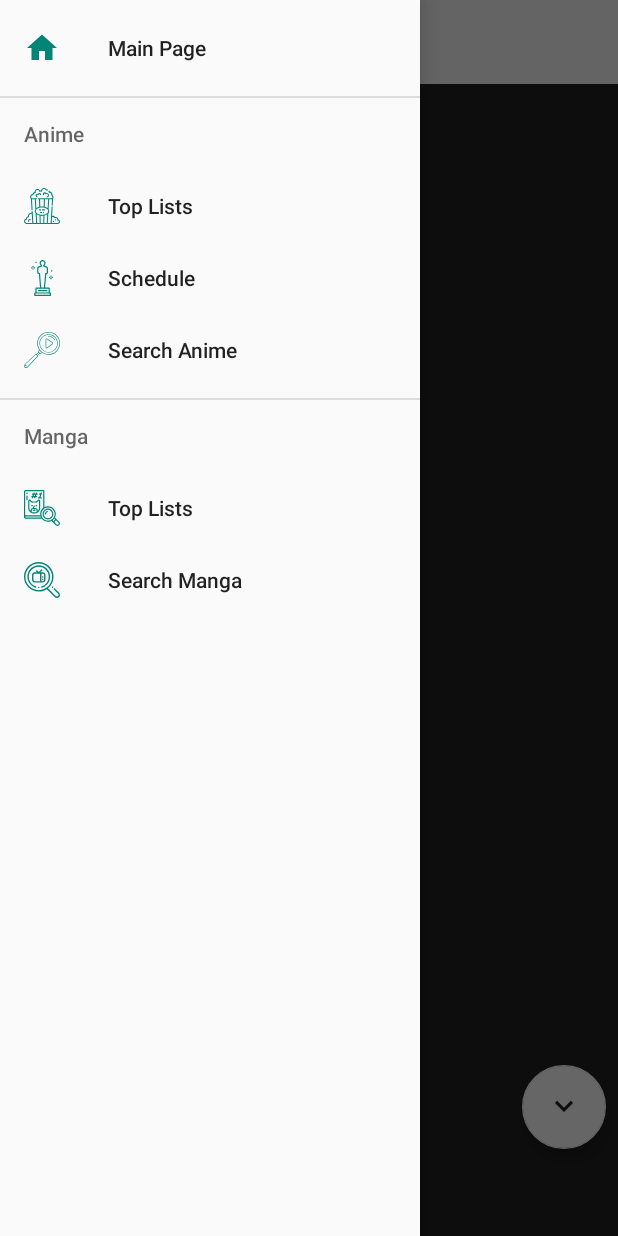
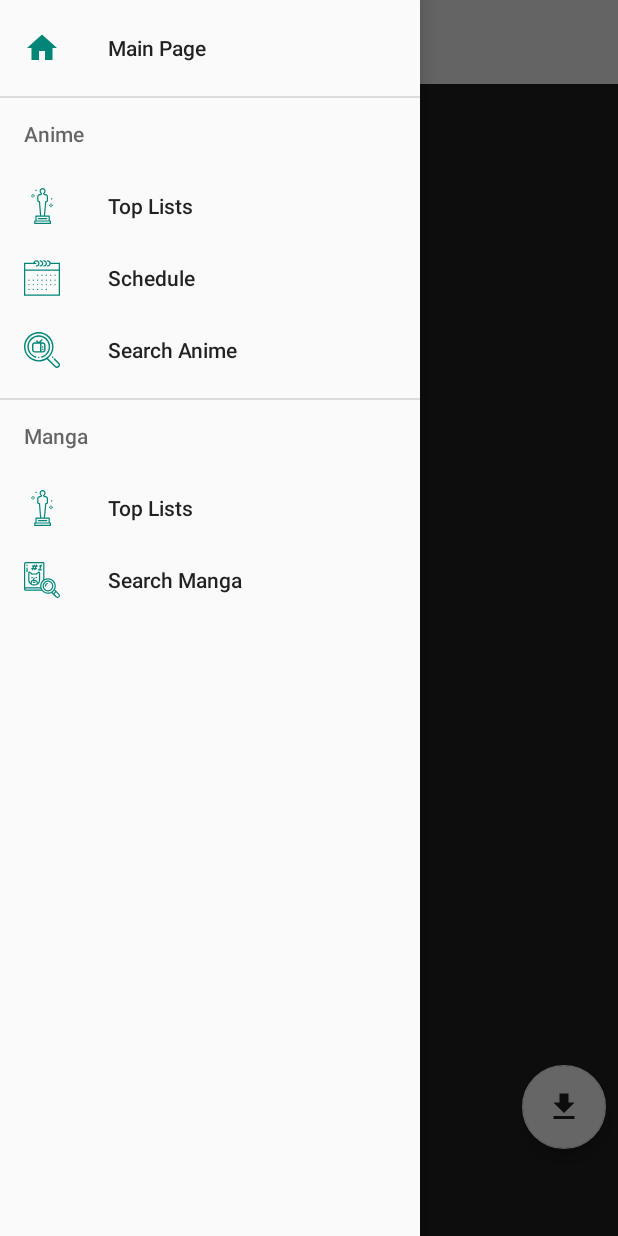
Before and after one commit to MrNtlu/MyAnimeInfo2, an Android app: the PicturesFragment screen opened through its navigation route, with the side drawer open, on a phone screen of 412 x 824 dp. Run offline under Robolectric (Android 15) with nearby library versions, the phone set to English and light mode, and no system bars; libraries missing offline, so code that uses them is left out: com.llollox.androidtoggleswitch; network calls fail; 7 statements that could not run were skipped.

Commit message:
Download picture added. Pictures onError set.

```diff
--- a/app/src/main/AndroidManifest.xml
+++ b/app/src/main/AndroidManifest.xml
@@ -1,9 +1,12 @@
 <?xml version="1.0" encoding="utf-8"?>
 <manifest xmlns:android="http://schemas.android.com/apk/res/android"
+    xmlns:tools="http://schemas.android.com/tools"
     package="com.mrntlu.myanimeinfo2">
 
     <uses-permission android:name="android.permission.ACCESS_NETWORK_STATE" />
     <uses-permission android:name="android.permission.INTERNET"/>
+    <uses-permission android:name="android.permission.WRITE_EXTERNAL_STORAGE" />
+    <uses-permission android:name="android.permission.READ_EXTERNAL_STORAGE" />
 
     <application
         android:allowBackup="true"
--- a/app/src/main/java/com/mrntlu/myanimeinfo2/utils/Utils.kt
+++ b/app/src/main/java/com/mrntlu/myanimeinfo2/utils/Utils.kt
@@ -54,7 +54,7 @@ fun isInternetAvailable(context: Context): Boolean {
 fun ImageView.loadWithGlide(imageUrl:String,progressBar: ProgressBar)= Glide.with(context).load(imageUrl).addListener(object :
     RequestListener<Drawable> {
     override fun onLoadFailed(e: GlideException?, model: Any?, target: Target<Drawable>?, isFirstResource: Boolean): Boolean {
-        this@loadWithGlide.setImageResource(R.drawable.ic_no_picture)
+        Glide.with(context).load(R.drawable.ic_no_picture).into(this@loadWithGlide)
         progressBar.setGone()
         return false
     }
--- a/app/src/main/java/com/mrntlu/myanimeinfo2/viewmodels/CommonViewModel.kt
+++ b/app/src/main/java/com/mrntlu/myanimeinfo2/viewmodels/CommonViewModel.kt
@@ -90,7 +90,7 @@ class CommonViewModel(application: Application): AndroidViewModel(application) {
     fun getPicturesByID(type:String,mal_id:Int,errorHandler: CoroutinesErrorHandler): LiveData<PicturesResponse> {
         val liveData= MutableLiveData<PicturesResponse>()
 
-        mJob=viewModelScope.launch(Dispatchers.IO + CoroutineExceptionHandler { _, _ ->
+        mJob=viewModelScope.launch(Dispatchers.IO + CoroutineExceptionHandler { _, e ->
             errorHandler.onError(getApplication<Application>().getString(R.string.internet_error))
         }){
             var response: PicturesResponse?=null
--- /dev/null
+++ b/app/src/main/res/drawable/ic_file_download_black_24dp.xml
@@ -0,0 +1,9 @@
+<vector xmlns:android="http://schemas.android.com/apk/res/android"
+        android:width="24dp"
+        android:height="24dp"
+        android:viewportWidth="24.0"
+        android:viewportHeight="24.0">
+    <path
+        android:fillColor="#FF000000"
+        android:pathData="M19,9h-4V3H9v6H5l7,7 7,-7zM5,18v2h14v-2H5z"/>
+</vector>
--- a/app/src/main/res/layout/fragment_pictures.xml
+++ b/app/src/main/res/layout/fragment_pictures.xml
@@ -39,7 +39,14 @@
         android:layout_marginBottom="8dp"
         app:backgroundTint="@color/white"
         app:tint="@color/materialBlack"
-        android:src="@drawable/ic_arrow_down_24dp"
+        android:src="@drawable/ic_file_download_black_24dp"
         app:layout_constraintBottom_toBottomOf="@+id/pictureViewpager"
         app:layout_constraintEnd_toEndOf="parent" />
+
+    <include
+        android:layout_width="match_parent"
+        android:layout_height="match_parent"
+        android:id="@+id/errorLayout"
+        android:visibility="gone"
+        layout="@layout/cell_error"/>
 </androidx.constraintlayout.widget.ConstraintLayout>
--- a/app/src/main/res/menu/nav_menu.xml
+++ b/app/src/main/res/menu/nav_menu.xml
@@ -16,18 +16,18 @@
             <item
                 android:title="Top Lists"
                 app:showAsAction="ifRoom"
-                android:icon="@drawable/ic_popcorn"
-                android:id="@+id/anime_by_genre"/>
+                android:icon="@drawable/ic_oscar"
+                android:id="@+id/top_anime_list"/>
             <item
                 android:title="Schedule"
                 app:showAsAction="ifRoom"
-                android:icon="@drawable/ic_oscar"
+                android:icon="@drawable/ic_calendar_small"
                 android:id="@+id/anime_schedule"/>
 
             <item
                 android:title="Search Anime"
                 app:showAsAction="ifRoom"
-                android:icon="@drawable/ic_magnifying_glass"
+                android:icon="@drawable/ic_search"
                 android:id="@+id/anime_search"/>
         </menu>
     </item>
@@ -37,13 +37,13 @@
             <item
                 android:title="Top Lists"
                 app:showAsAction="always"
-                android:icon="@drawable/ic_comic_book"
-                android:id="@+id/search_anime"/>
+                android:icon="@drawable/ic_oscar"
+                android:id="@+id/top_manga_list"/>
             <item
                 android:title="Search Manga"
                 app:showAsAction="always"
-                android:icon="@drawable/ic_search"
-                android:id="@+id/search_user"/>
+                android:icon="@drawable/ic_comic_book"
+                android:id="@+id/manga_search"/>
         </menu>
     </item>
 </menu>
```
Also changed, not shown: app/src/main/java/com/mrntlu/myanimeinfo2/ui/common/PicturesFragment.kt (+69 -5 lines).
